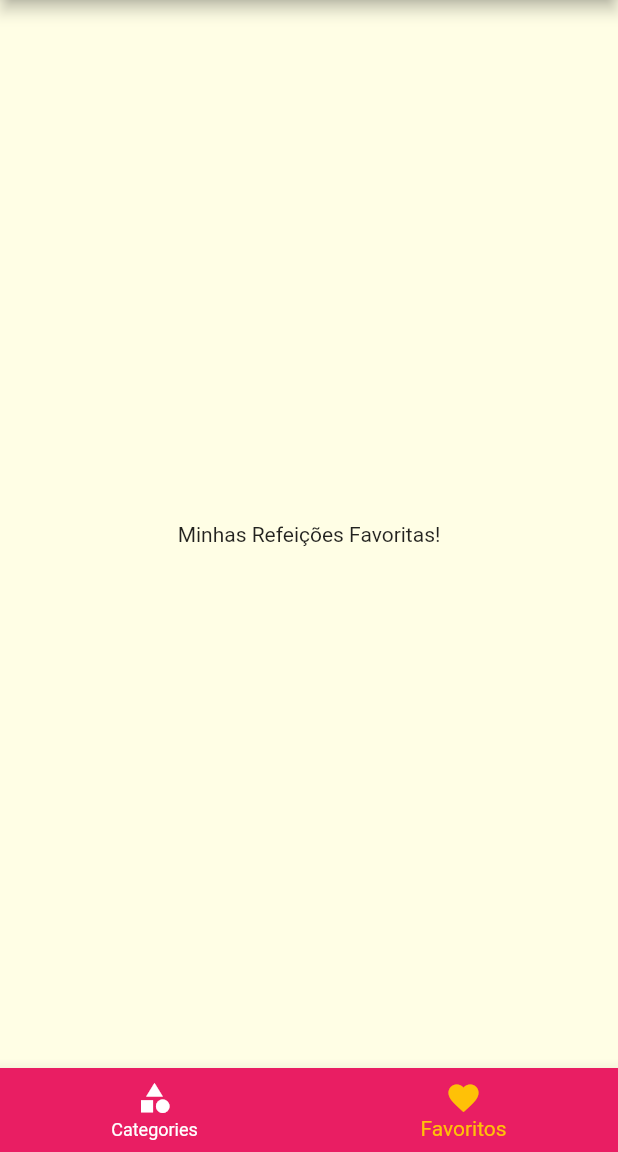
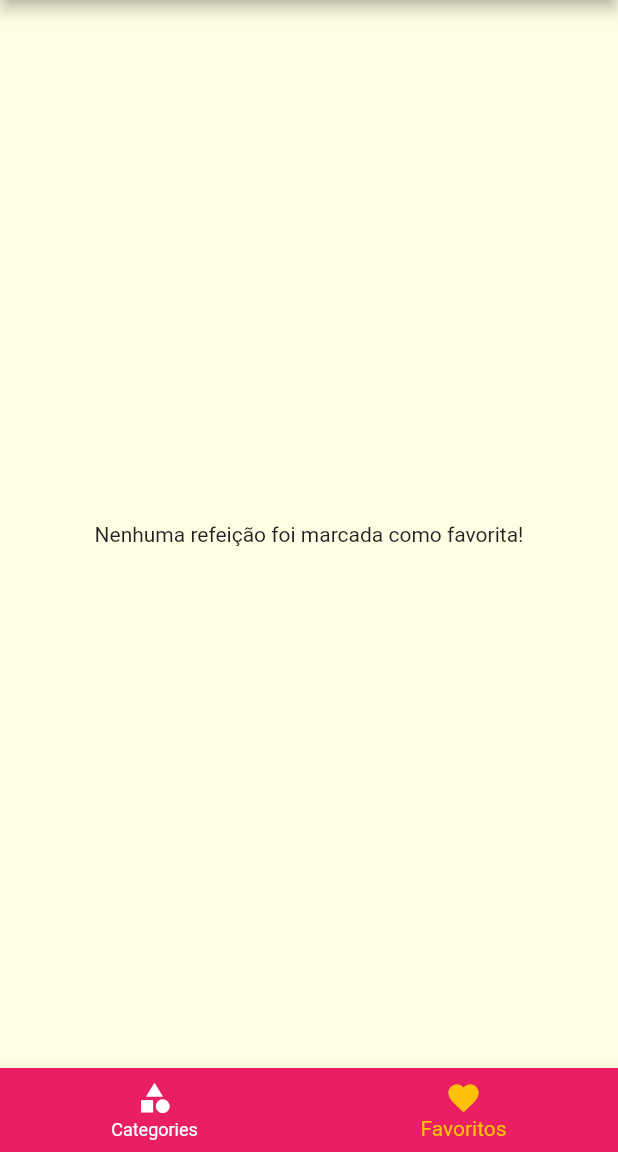
Before and after one commit to MarianaPezzi/DeliMeals, a Flutter app: the screen it shows after launch, item 2 of the bottom bar chosen, on a phone screen of 412 x 824 dp, the part 84-1236 px from its top. Run offline on Flutter 3.47's test engine with Material 2 defaults, Android fonts, the phone set to English and light mode, and no system bars.

Commit message:
Marcar como favorito

```diff
--- a/lib/main.dart
+++ b/lib/main.dart
@@ -18,6 +18,8 @@ class MyApp extends StatefulWidget {
 class _MyAppState extends State<MyApp> {
   Settings settings = Settings();
   List<Meal> _availableMeals = DUMMY_MEALS;
+  List<Meal> _favoriteMeals = [];
+
   void _filterMeals(Settings settings) {
     setState(() {
       this.settings = settings;
@@ -33,6 +35,18 @@ class _MyAppState extends State<MyApp> {
             !filterVegetarian;
       }).toList();
     });
+  }
+
+  void _toggleFavorite(Meal meal) {
+    setState(() {
+      _favoriteMeals.contains(meal)
+          ? _favoriteMeals.remove(meal)
+          : _favoriteMeals.add(meal);
+    });
+  }
+
+  bool _isFavorite(Meal meal) {
+    return _favoriteMeals.contains(meal);
   }
 
   @override
@@ -53,10 +67,11 @@ class _MyAppState extends State<MyApp> {
             ),
       ),
       routes: {
-        AppRoutes.HOME: (context) => TabsScreen(),
+        AppRoutes.HOME: (context) => TabsScreen(_favoriteMeals),
         AppRoutes.CATEGORIES_MEALS: (context) =>
             CategoriesMealsScreen(_availableMeals),
-        AppRoutes.MEAL_DETAIL: (context) => MealDetailScreen(),
+        AppRoutes.MEAL_DETAIL: (context) =>
+            MealDetailScreen(_toggleFavorite, _isFavorite),
         AppRoutes.SETTINGS: (context) => SettingsScreen(settings, _filterMeals),
       },
     );
--- a/lib/screens/favorite_screen.dart
+++ b/lib/screens/favorite_screen.dart
@@ -1,12 +1,25 @@
 import 'package:flutter/material.dart';
+import 'package:vamos_cozinhar/components/meal_item.dart';
+import 'package:vamos_cozinhar/models/meal.dart';
 
 class FavoriteScreen extends StatelessWidget {
-  const FavoriteScreen({super.key});
+  final List<Meal> favoriteMeals;
+
+  const FavoriteScreen(this.favoriteMeals);
 
   @override
   Widget build(BuildContext context) {
-    return Center(
-      child: Text('Minhas Refeições Favoritas!'),
-    );
+    if (favoriteMeals.isEmpty) {
+      return Center(
+        child: Text('Nenhuma refeição foi marcada como favorita!'),
+      );
+    } else {
+      return ListView.builder(
+        itemCount: favoriteMeals.length,
+        itemBuilder: (context, index) {
+          return MealItem(favoriteMeals[index]);
+        },
+      );
+    }
   }
 }
--- a/lib/screens/tabs_screen.dart
+++ b/lib/screens/tabs_screen.dart
@@ -1,10 +1,12 @@
 import 'package:flutter/material.dart';
 import 'package:vamos_cozinhar/components/main_drawer.dart';
+import 'package:vamos_cozinhar/models/meal.dart';
 import 'package:vamos_cozinhar/screens/categories_screen.dart';
 import 'package:vamos_cozinhar/screens/favorite_screen.dart';
 
 class TabsScreen extends StatefulWidget {
-  const TabsScreen({super.key});
+  final List<Meal> favoriteMeals;
+  const TabsScreen(this.favoriteMeals);
 
   @override
   State<TabsScreen> createState() => _TabsScreenState();
@@ -12,10 +14,19 @@ class TabsScreen extends StatefulWidget {
 
 class _TabsScreenState extends State<TabsScreen> {
   int _selectedScreenIndex = 0;
-  final List<Map<String, dynamic>> _screens = [
-    {'title': 'Lista de Categorias', 'screen': CategoriesScreen()},
-    {'title': 'Meus Favoritos', 'screen': FavoriteScreen()},
-  ];
+  List<Map<String, dynamic>>? _screens;
+
+  @override
+  void initState() {
+    super.initState();
+    _screens = [
+      {'title': 'Lista de Categorias', 'screen': CategoriesScreen()},
+      {
+        'title': 'Meus Favoritos',
+        'screen': FavoriteScreen(widget.favoriteMeals),
+      },
+    ];
+  }
 
   _selectScreen(int index) {
     setState(() {
@@ -27,10 +38,10 @@ class _TabsScreenState extends State<TabsScreen> {
   Widget build(BuildContext context) {
     return Scaffold(
       appBar: AppBar(
-        title: Text(_screens[_selectedScreenIndex]['title']),
+        title: Text(_screens?[_selectedScreenIndex]['title']),
       ),
       drawer: MainDrawer(),
-      body: _screens[_selectedScreenIndex]['screen'],
+      body: _screens?[_selectedScreenIndex]['screen'],
       bottomNavigationBar: BottomNavigationBar(
           onTap: _selectScreen,
           backgroundColor: Theme.of(context).primaryColor,
```
Also changed, not shown: lib/screens/meal_detail_screen.dart (+6 -3 lines).
